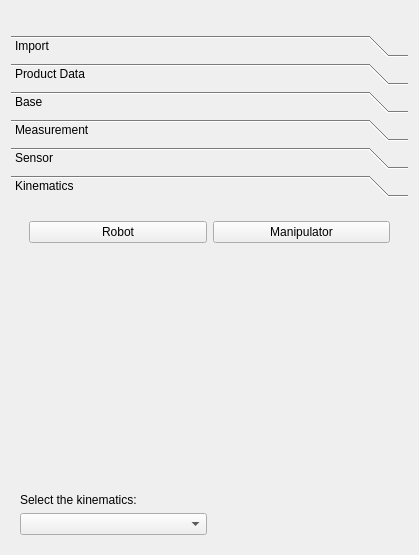
First picture: the form in UI/SurfSenseVertical.ui, repository ny-kristof/Sandbox, before the edit.
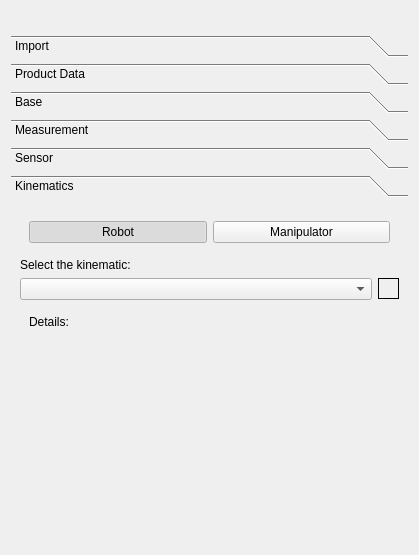
Second picture: the form after the edit.

Commit message: fix: if document is removed, remove the related measurments, add sensorspecification widget, update kinematics data and it's view

```diff
--- a/UI/SurfSenseVertical.ui
+++ b/UI/SurfSenseVertical.ui
@@ -565,19 +565,6 @@
        <string>Kinematics</string>
       </attribute>
       <layout class="QGridLayout" name="gridLayout_11">
-       <item row="3" column="0">
-        <widget class="QLabel" name="KinematicsComboBoxLabel">
-         <property name="layoutDirection">
-          <enum>Qt::LayoutDirection::LeftToRight</enum>
-         </property>
-         <property name="text">
-          <string>Select the kinematics:</string>
-         </property>
-         <property name="alignment">
-          <set>Qt::AlignmentFlag::AlignLeading|Qt::AlignmentFlag::AlignLeft|Qt::AlignmentFlag::AlignVCenter</set>
-         </property>
-        </widget>
-       </item>
        <item row="0" column="0" colspan="2">
         <widget class="QWidget" name="KinematicsControlButtons" native="true">
          <layout class="QHBoxLayout" name="horizontalLayout_5">
@@ -595,6 +582,9 @@
             <property name="checkable">
              <bool>true</bool>
             </property>
+            <property name="checked">
+             <bool>true</bool>
+            </property>
             <property name="flat">
              <bool>false</bool>
             </property>
@@ -626,13 +616,19 @@
         </widget>
        </item>
        <item row="4" column="0">
-        <widget class="QComboBox" name="KinematicsComboBox">
-         <property name="placeholderText">
-          <string>Select the kinematics</string>
+        <widget class="QLabel" name="KinematicsComboBoxLabel">
+         <property name="layoutDirection">
+          <enum>Qt::LayoutDirection::LeftToRight</enum>
+         </property>
+         <property name="text">
+          <string>Select the kinematic:</string>
+         </property>
+         <property name="alignment">
+          <set>Qt::AlignmentFlag::AlignLeading|Qt::AlignmentFlag::AlignLeft|Qt::AlignmentFlag::AlignVCenter</set>
          </property>
         </widget>
        </item>
-       <item row="1" column="0">
+       <item row="7" column="0">
         <spacer name="verticalSpacer_6">
          <property name="orientation">
           <enum>Qt::Orientation::Vertical</enum>
@@ -645,6 +641,42 @@
          </property>
         </spacer>
        </item>
+       <item row="6" column="0" colspan="2">
+        <widget class="QFrame" name="KinematicDetailsFrame">
+         <layout class="QGridLayout" name="KinematicDetail_gridLayout">
+          <item row="0" column="0">
+           <widget class="QLabel" name="label_2">
+            <property name="text">
+             <string>Details:</string>
+            </property>
+           </widget>
+          </item>
+         </layout>
+        </widget>
+       </item>
+       <item row="5" column="0">
+        <widget class="QComboBox" name="KinematicsComboBox">
+         <property name="placeholderText">
+          <string>Select a robot...</string>
+         </property>
+        </widget>
+       </item>
+       <item row="5" column="1">
+        <widget class="QToolButton" name="AddKinematic">
+         <property name="styleSheet">
+          <string notr="true">QToolButton {
+                            border: 1px solid black;
+                            }
+
+                            QToolButton:disabled {
+                            background-color: grey;
+                            }</string>
+         </property>
+         <property name="text">
+          <string/>
+         </property>
+        </widget>
+       </item>
       </layout>
      </widget>
     </widget>
```
The commit also changes 5 other files.
